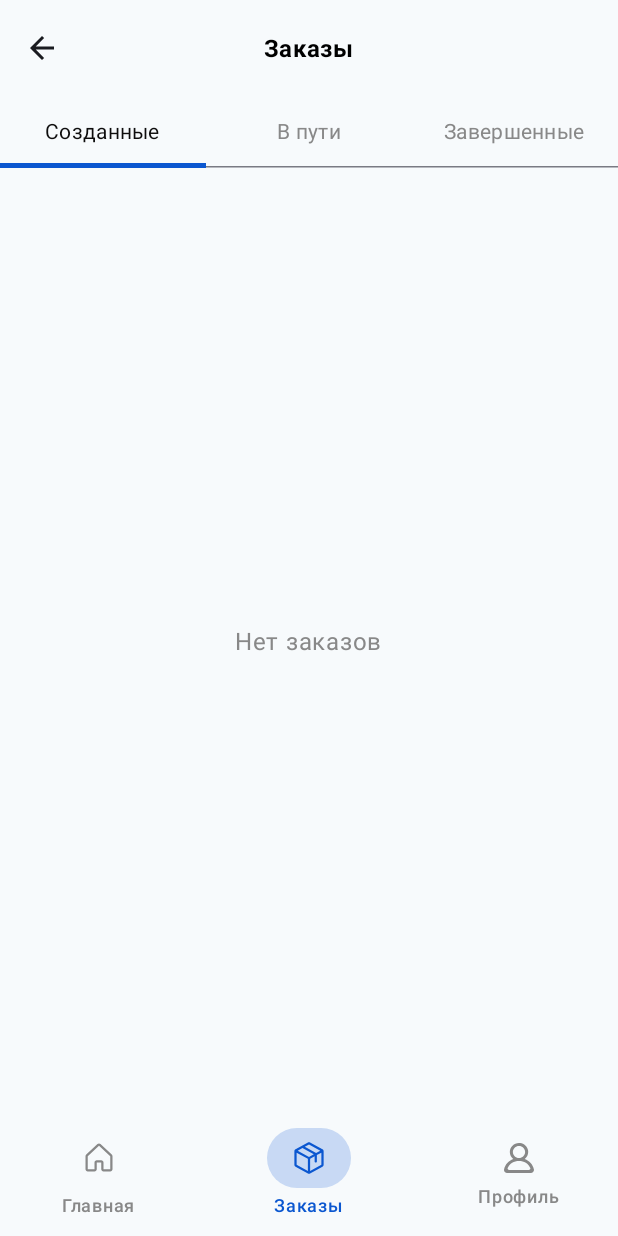
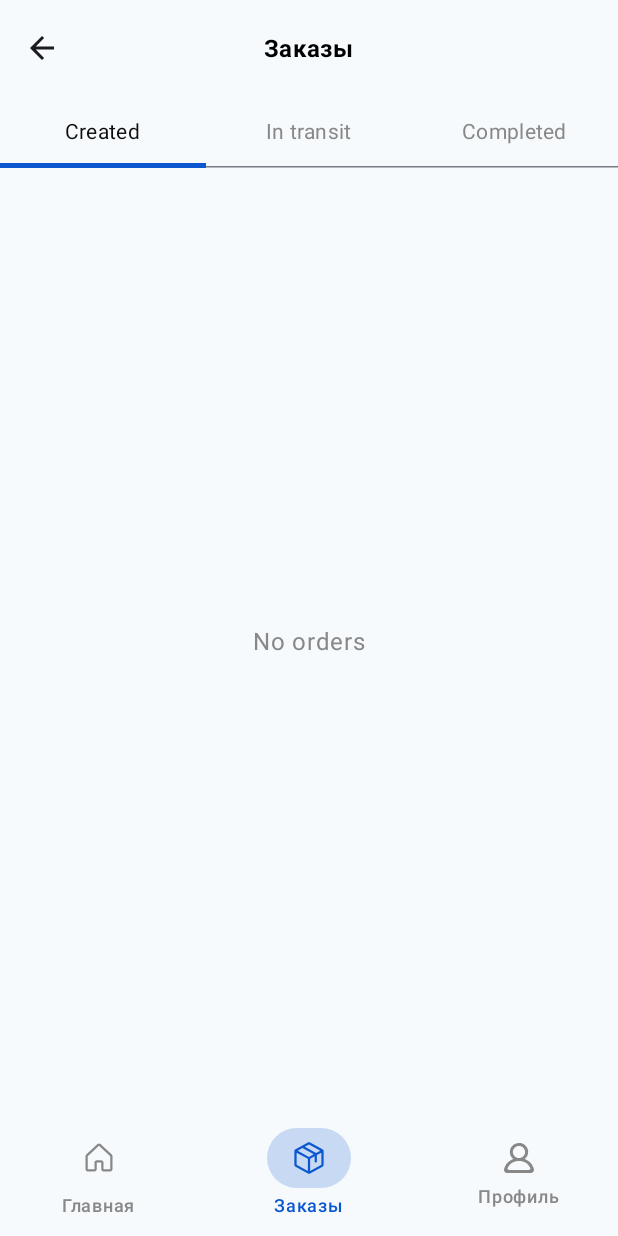
Before and after one commit to exerovv/elvo, an Android app built with Jetpack Compose: the screen it shows after launch (MainActivity), item 2 of the bottom bar chosen, on a phone screen of 412 x 824 dp. Run offline under Robolectric (Android 15) with nearby library versions, the phone set to English and light mode, and no system bars; our stand-ins replace Dagger/Hilt's generated code; pictures from the network do not load; 3 statements that could not run were skipped.

```diff
--- a/app/src/main/java/com/example/elvo/data/network/services/AuthService.kt
+++ b/app/src/main/java/com/example/elvo/data/network/services/AuthService.kt
@@ -5,6 +5,7 @@ import com.example.elvo.data.network.models.auth.RefreshRequest
 import com.example.elvo.data.network.models.auth.AuthResponseDTO
 import retrofit2.http.Body
 import retrofit2.http.POST
+import retrofit2.http.Path
 
 interface AuthService {
     @POST("signup")
@@ -17,11 +18,12 @@ interface AuthService {
         @Body request: AuthRequest
     ): AuthResponseDTO
 
-    @POST("refresh")
+    @POST("refresh/{id}")
     suspend fun refresh(
+        @Path("id") id: Int,
         @Body request: RefreshRequest
     ): AuthResponseDTO
 
-    @POST("logout")
-    suspend fun logout()
+    @POST("logout/{id}")
+    suspend fun logout(@Path("id") id: Int)
 }
--- a/app/src/main/java/com/example/elvo/domain/repositories/DataStoreRepository.kt
+++ b/app/src/main/java/com/example/elvo/domain/repositories/DataStoreRepository.kt
@@ -11,5 +11,6 @@ interface DataStoreRepository {
     suspend fun clearTokens()
     suspend fun saveUserInfo(userInfo: UserInfo)
     fun getUserInfo() : Flow<ProfileInfo?>
+    fun getUserId(): Flow<Int?>
     suspend fun clearUserInfo()
 }
--- a/app/src/main/java/com/example/elvo/ui/screens/HomeScreen.kt
+++ b/app/src/main/java/com/example/elvo/ui/screens/HomeScreen.kt
@@ -29,6 +29,7 @@ import androidx.compose.ui.graphics.Color
 import androidx.compose.ui.layout.ContentScale
 import androidx.compose.ui.platform.LocalContext
 import androidx.compose.ui.res.painterResource
+import androidx.compose.ui.res.stringResource
 import androidx.compose.ui.text.font.FontWeight
 import androidx.compose.ui.tooling.preview.Preview
 import androidx.compose.ui.unit.dp
@@ -72,7 +73,7 @@ fun HomeScreen(popularViewModel: PopularViewModel = hiltViewModel()) {
         Spacer(modifier = Modifier.height(24.dp))
 
         Text(
-            text = "Рекомендованное",
+            text = stringResource(R.string.recomemended_title),
             style = MaterialTheme.typography.titleMedium.copy(
                 fontWeight = FontWeight.Bold
             )
@@ -93,7 +94,7 @@ fun HomeScreen(popularViewModel: PopularViewModel = hiltViewModel()) {
         Spacer(modifier = Modifier.height(24.dp))
 
         Text(
-            text = "О приложении",
+            text = stringResource(R.string.about_app_title),
             style = MaterialTheme.typography.titleMedium.copy(
                 fontWeight = FontWeight.Bold
             )
@@ -109,7 +110,7 @@ fun HomeScreen(popularViewModel: PopularViewModel = hiltViewModel()) {
         ) {
             Image(
                 painter = painterResource(id = R.drawable.elvo_logo),
-                contentDescription = "Логотип ELVO",
+                contentDescription = stringResource(R.string.logo_description),
                 modifier = Modifier
                     .size(72.dp)
                     .clip(RoundedCornerShape(12.dp))
@@ -119,7 +120,7 @@ fun HomeScreen(popularViewModel: PopularViewModel = hiltViewModel()) {
 
             Column {
                 Text(
-                    text = "ELVO",
+                    text = stringResource(R.string.company_name),
                     style = MaterialTheme.typography.headlineSmall.copy(
                         fontWeight = FontWeight.ExtraBold,
                         fontSize = 26.sp
@@ -138,7 +139,7 @@ fun HomeScreen(popularViewModel: PopularViewModel = hiltViewModel()) {
         Spacer(modifier = Modifier.height(16.dp))
 
         Text(
-            text = "ELVO — это приложение, которое объединяет скорость и технологичность. Мы помогаем вам доставлять и отслеживать товары с Poizon быстро, удобно и без стресса. Наш интерфейс прост и интуитивен, а поддержка надёжна. Всё ради вашего комфорта.",
+            text = stringResource(R.string.app_description),
             style = MaterialTheme.typography.bodyLarge.copy(
                 color = Color(0xFF1A1A1A),
                 lineHeight = 22.sp
--- a/app/src/main/java/com/example/elvo/ui/screens/OrderScreen.kt
+++ b/app/src/main/java/com/example/elvo/ui/screens/OrderScreen.kt
@@ -1,5 +1,6 @@
 package com.example.elvo.ui.screens
 
+import android.widget.Toast
 import androidx.compose.foundation.background
 import androidx.compose.foundation.clickable
 import androidx.compose.foundation.layout.Arrangement
@@ -32,12 +33,15 @@ import androidx.compose.runtime.setValue
 import androidx.compose.ui.Alignment
 import androidx.compose.ui.Modifier
 import androidx.compose.ui.graphics.Color
+import androidx.compose.ui.platform.LocalContext
+import androidx.compose.ui.res.stringResource
 import androidx.compose.ui.text.font.FontWeight
 import androidx.compose.ui.text.style.TextAlign
 import androidx.compose.ui.text.style.TextOverflow
 import androidx.compose.ui.unit.dp
 import androidx.hilt.navigation.compose.hiltViewModel
 import androidx.navigation.NavController
+import com.example.elvo.R
 import com.example.elvo.ui.navigation.Screen
 import com.example.elvo.ui.viewmodels.order.OrderListUIState
 import com.example.elvo.ui.viewmodels.order.OrderViewModel
@@ -47,9 +51,10 @@ import com.example.elvo.utils.toUiString
 
 @Composable
 fun OrderScreen(navController: NavController, viewModel: OrderViewModel = hiltViewModel()) {
-    val tabs = listOf("Созданные", "В пути", "Завершенные")
+    val tabs = listOf(stringResource(R.string.created), stringResource(R.string.in_transit), stringResource(R.string.completed))
     var selectedTabIndex by remember { mutableIntStateOf(0) }
     val tabStatuses = listOf("created", "in_transit", "completed")
+    val context = LocalContext.current
 
     val listState by viewModel.listState.collectAsState()
 
@@ -97,18 +102,15 @@ fun OrderScreen(navController: NavController, viewModel: OrderViewModel = hiltVi
 
         when (listState) {
             is OrderListUIState.Error -> {
-                Box(modifier = Modifier.fillMaxSize(), contentAlignment = Alignment.Center) {
-                    Text("Произошла ошибка", color = Color.Red)
-                }
+                Toast.makeText(context, stringResource(R.string.error_occured), Toast.LENGTH_SHORT).show()
             }
             is OrderListUIState.Unauthorized -> {
-                navController.navigate(Screen.Login.route) {
-                }
+                navController.navigate(Screen.Login.route)
             }
             else -> {
                 if (filteredOrders.isEmpty()) {
                     Box(modifier = Modifier.fillMaxSize(), contentAlignment = Alignment.Center) {
-                        Text("Нет заказов", color = Color.Gray)
+                        Text(stringResource(R.string.no_orders), color = Color.Gray)
                     }
                 } else {
                     LazyColumn(
--- a/app/src/main/java/com/example/elvo/ui/screens/RecipientListScreen.kt
+++ b/app/src/main/java/com/example/elvo/ui/screens/RecipientListScreen.kt
@@ -63,11 +63,7 @@ fun RecipientListScreen(navController: NavController, recipientViewModel: Recipi
                 }
 
                 is RecipientListUIState.Unauthorized -> {
-                    Toast
-                        .makeText(context, "Вы не авторизованы", Toast.LENGTH_LONG)
-                        .show()
-                    navController.navigate(Screen.Login.route) {
-                    }
+                    navController.navigate(Screen.Login.route)
                 }
             }
         }
--- a/app/src/main/res/values/strings.xml
+++ b/app/src/main/res/values/strings.xml
@@ -21,4 +21,23 @@
     <string name="incorrect_link">Incorrect link</string>
     <string name="incorrect_order_info">Incorrect order info</string>
     <string name="order_not_found">Order not found</string>
+    <string name="app_description">ELVO is an application that combines speed and adaptability. We help you deliver and track items with Poison quickly, conveniently, and stress-free. Our interface is simple and intuitive, and our support is reliable. All for your comfort.</string>
+    <string name="company_name" translatable="false">ELVO</string>
+    <string name="about_app_title">About the app</string>
+    <string name="recomemended_title">Recomemended</string>
+    <string name="logo_description">Elvo logo</string>
+    <string name="created">Created</string>
+    <string name="in_transit">In transit</string>
+    <string name="completed">Completed</string>
+    <string name="error_occured">An error occurred</string>
+    <string name="no_orders">No orders</string>
+    <string name="user">User</string>
+    <string name="recipients">Recipients</string>
+    <string name="create_order">Create an order</string>
+    <string name="logout">Logout</string>
+    <string name="exit">Exit</string>
+    <string name="logout_confirmation">Are you sure you want to logout?</string>
+    <string name="cancel">Cancel</string>
+    <string name="recipient_added">Recipient added</string>
+    <string name="fill_required_fields">Fill in all required fields</string>
 </resources>
```
Also changed, not shown: app/src/main/java/com/example/elvo/data/network/implementations/AuthRepositoryImpl.kt (+13 -2 lines), app/src/main/java/com/example/elvo/data/network/implementations/DataStoreRepositoryImpl.kt (+8 -0 lines), app/src/main/java/com/example/elvo/ui/screens/ProfileScreen.kt (+12 -12 lines), app/src/main/java/com/example/elvo/ui/screens/RecipientAddScreen.kt (+27 -7 lines), app/src/main/java/com/example/elvo/ui/screens/RegisterScreen.kt (deleted, +0 -93 lines), 1 other file.
